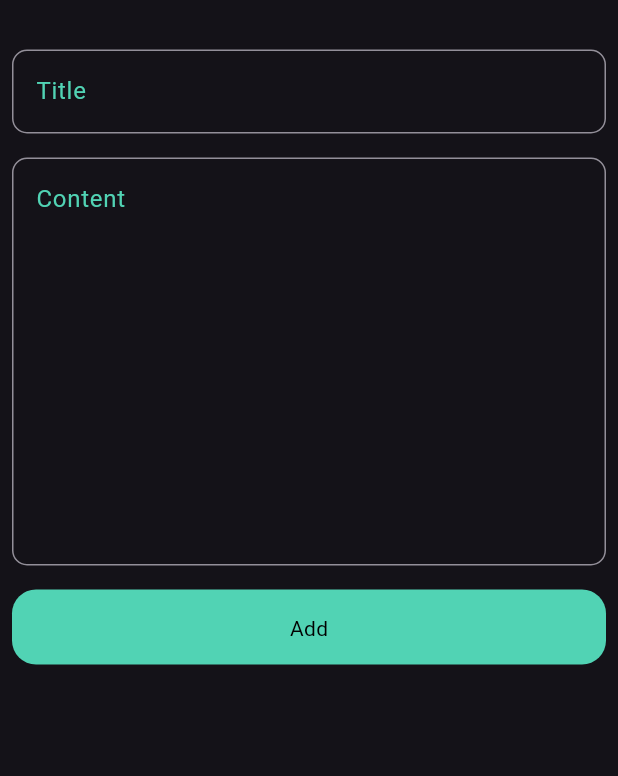
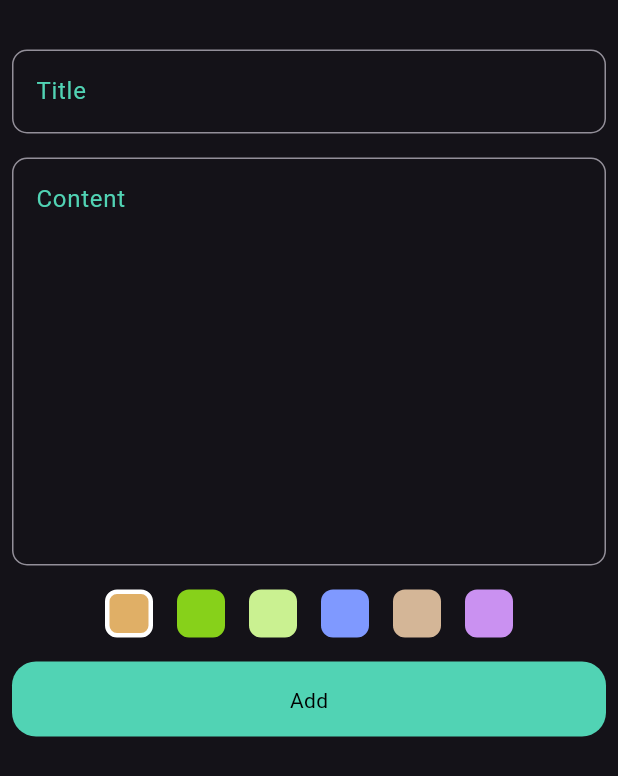
Before and after one commit to Mahmoud-Al-Ghannam/notes_app, a Flutter app: the AddNoteBottomSheetWidget widget shown alone on an empty page, opened directly, on a phone screen of 412 x 824 dp. Shown: the top 776 px of the screen. Run offline on Flutter 3.47's test engine with Material 3 defaults, Android fonts, the phone set to English and light mode, and no system bars; our stand-ins replace bloc, flutter_bloc, hive, hive_flutter; accounts and stored records are empty; statements that could not run were skipped.

Commit message:
complete add,read and delete notes

```diff
--- a/lib/constants.dart
+++ b/lib/constants.dart
@@ -1,5 +1,6 @@
 import 'dart:ui';
 
+String kNotesBox = 'notes_box';
 Color kPrimaryColor = Color(0xFF51D3B4);
 List<Color> randomColors = [
   Color(0xFFE0AF66),
--- /dev/null
+++ b/lib/cubits/add_note_cubit/add_note_state.dart
@@ -0,0 +1,13 @@
+abstract class AddNoteState {}
+
+class AddNoteInitial extends AddNoteState {}
+
+class AddNoteLoading extends AddNoteState {}
+
+class AddNoteSuccess extends AddNoteState {}
+
+class AddNoteFailure extends AddNoteState {
+  final String errorMessage;
+
+  AddNoteFailure({required this.errorMessage});
+}
--- /dev/null
+++ b/lib/cubits/get_notes_cubit/get_notes_cubit.dart
@@ -0,0 +1,14 @@
+import 'package:bloc/bloc.dart';
+import 'package:hive_flutter/adapters.dart';
+import 'package:notes_app/constants.dart';
+import 'package:notes_app/cubits/get_notes_cubit/get_notes_state.dart';
+import 'package:notes_app/models/note_model.dart';
+
+class GetNotesCubit extends Cubit<GetNotesState> {
+  GetNotesCubit() : super(GetNotesInitial());
+
+  void getNotes() {
+    var notesBox = Hive.box<NoteModel>(kNotesBox);
+    emit(GetNotesSuccess(notes: notesBox.values.toList()));
+  }
+}
--- /dev/null
+++ b/lib/cubits/get_notes_cubit/get_notes_state.dart
@@ -0,0 +1,9 @@
+import 'package:notes_app/models/note_model.dart';
+
+abstract class GetNotesState {}
+class GetNotesInitial extends GetNotesState {}
+class GetNotesSuccess extends GetNotesState {
+  final List<NoteModel> notes;
+
+  GetNotesSuccess({required this.notes});
+}
--- a/lib/models/note_model.dart
+++ b/lib/models/note_model.dart
@@ -1,3 +1,5 @@
+import 'dart:ui';
+
 import 'package:hive/hive.dart';
 
 part 'note_model.g.dart';
@@ -5,23 +7,18 @@ part 'note_model.g.dart';
 @HiveType(typeId: 0)
 class NoteModel extends HiveObject {
   @HiveField(0)
-  final String title;
+  String title;
   @HiveField(1)
-  final String content;
+  String content;
   @HiveField(2)
-  final DateTime createdAt;
+  DateTime createdAt;
+  @HiveField(3)
+  Color color;
 
   NoteModel({
     required this.title,
     required this.content,
     required this.createdAt,
+    required this.color,
   });
-
-  NoteModel copyWith({String? title, String? content, DateTime? createdAt}) {
-    return NoteModel(
-      title: title ?? this.title,
-      content: content ?? this.content,
-      createdAt: createdAt ?? this.createdAt,
-    );
-  }
 }
--- a/lib/views/edit_note_view.dart
+++ b/lib/views/edit_note_view.dart
@@ -1,5 +1,5 @@
 import 'package:flutter/material.dart';
-import 'package:notes_app/widgets/custom_text_field_widget.dart';
+import 'package:notes_app/widgets/custom_text_form_field_widget.dart';
 
 import '../widgets/custom_app_bar_widget.dart';
 
@@ -18,9 +18,9 @@ class EditNoteView extends StatelessWidget {
             SizedBox(height: 50),
             CustomAppBarWidget(title: "Edit", icon: Icons.check),
             SizedBox(height: 25),
-            CustomTextFieldWidget(label: "Title",),
+            CustomTextFormFieldWidget(label: "Title",),
             SizedBox(height: 16),
-            CustomTextFieldWidget(label: "Content",maxLines: 10,),
+            CustomTextFormFieldWidget(label: "Content",maxLines: 10,),
           ],
         ),
       ),
--- a/lib/widgets/add_note_bottom_sheet_widget.dart
+++ b/lib/widgets/add_note_bottom_sheet_widget.dart
@@ -1,29 +1,39 @@
 import 'package:flutter/material.dart';
-import 'package:notes_app/constants.dart';
+import 'package:flutter_bloc/flutter_bloc.dart';
+import 'package:notes_app/cubits/add_note_cubit/add_note_cubit.dart';
+import 'package:notes_app/cubits/add_note_cubit/add_note_state.dart';
 
-import 'custom_button_widget.dart';
-import 'custom_text_field_widget.dart';
+import '../cubits/get_notes_cubit/get_notes_cubit.dart';
+import 'add_note_form.dart';
 
 class AddNoteBottomSheetWidget extends StatelessWidget {
   const AddNoteBottomSheetWidget({super.key});
 
   @override
   Widget build(BuildContext context) {
-    return Padding(
-      padding: const EdgeInsets.all(8.0),
-      child: SingleChildScrollView(
-        child: Column(
-          children: [
-            SizedBox(height: 25),
-            CustomTextFieldWidget(label: "Title"),
-            SizedBox(height: 16),
-            CustomTextFieldWidget(label: "Content", maxLines: 10),
-            SizedBox(height: 16),
-            CustomButtonWidget(text: "Add"),
-            SizedBox(height: 16),
-          ],
-        ),
-      ),
+    return BlocConsumer<AddNoteCubit, AddNoteState>(
+      listener: (BuildContext context, Object? state) {
+        if (state is AddNoteSuccess) {
+          BlocProvider.of<GetNotesCubit>(context).getNotes();
+          Navigator.of(context).pop();
+        }
+      },
+      builder: (context, state) {
+        return AbsorbPointer(
+          absorbing: state is AddNoteLoading,
+          child: Padding(
+            padding: const EdgeInsets.all(8.0),
+            child: SingleChildScrollView(
+              child: Padding(
+                padding: EdgeInsets.only(
+                  bottom: MediaQuery.of(context).viewInsets.bottom,
+                ),
+                child: AddNoteForm(),
+              ),
+            ),
+          ),
+        );
+      },
     );
   }
 }
--- /dev/null
+++ b/lib/widgets/add_note_form.dart
@@ -0,0 +1,95 @@
+import 'package:flutter/material.dart';
+import 'package:flutter_bloc/flutter_bloc.dart';
+import 'package:notes_app/cubits/add_note_cubit/add_note_state.dart';
+import 'package:notes_app/models/note_model.dart';
+import 'package:notes_app/widgets/selectable_color_list_widget.dart';
+
+import '../constants.dart';
+import '../cubits/add_note_cubit/add_note_cubit.dart';
+import '../cubits/get_notes_cubit/get_notes_cubit.dart';
+import 'custom_button_widget.dart';
+import 'custom_text_form_field_widget.dart';
+
+class AddNoteForm extends StatefulWidget {
+  const AddNoteForm({super.key});
+
+  @override
+  State<AddNoteForm> createState() => _AddNoteFormState();
+}
+
+class _AddNoteFormState extends State<AddNoteForm> {
+  final GlobalKey<FormState> formKey = GlobalKey();
+  AutovalidateMode autovalidateMode = AutovalidateMode.disabled;
+  NoteModel note = NoteModel(
+    title: "",
+    content: "",
+    createdAt: DateTime.now(),
+    color: Colors.blue,
+  );
+
+  @override
+  Widget build(BuildContext context) {
+    return Form(
+      key: formKey,
+      autovalidateMode: autovalidateMode,
+      child: Column(
+        children: [
+          SizedBox(height: 25),
+          CustomTextFormFieldWidget(
+            label: "Title",
+            controller: TextEditingController(text: note.title),
+            validator: (value) {
+              if (value?.trim().isEmpty ?? true) {
+                return "This field is required";
+              }
+              return null;
+            },
+            onChanged: (value) {
+              note.title = value ?? "";
+            },
+          ),
+          SizedBox(height: 16),
+          CustomTextFormFieldWidget(
+            label: "Content",
+            controller: TextEditingController(text: note.content),
+            maxLines: 10,
+            validator: (value) {
+              if (value?.trim().isEmpty ?? true) {
+                return "This field is required";
+              }
+              return null;
+            },
+            onChanged: (value) {
+              note.content = value ?? "";
+            },
+          ),
+          SizedBox(height: 16),
+          SelectableColorListWidget(
+            colors: randomColors,
+            onSelected: (index, color) {
+              note.color = color;
+            },
+          ),
+          SizedBox(height: 16),
+          BlocBuilder<AddNoteCubit, AddNoteState>(
+            builder: (BuildContext context, state) {
+              return CustomButtonWidget(
+                isLoading: state is AddNoteLoading,
+                text: "Add",
+                onTap: () {
+                  if (formKey.currentState!.validate()) {
+                    note.createdAt = DateTime.now();
+                    BlocProvider.of<AddNoteCubit>(context).addNote(note);
+                  } else {
+                    autovalidateMode = AutovalidateMode.always;
+                  }
+                },
+              );
+            },
+          ),
+          SizedBox(height: 16),
+        ],
+      ),
+    );
+  }
+}
--- /dev/null
+++ b/lib/widgets/color_chip_widget.dart
@@ -0,0 +1,25 @@
+import 'package:flutter/material.dart';
+
+class ColorChipWidget extends StatelessWidget {
+  final Color color;
+  final bool selected;
+
+  const ColorChipWidget({
+    super.key,
+    required this.color,
+    this.selected = false,
+  });
+
+  @override
+  Widget build(BuildContext context) {
+    return Container(
+      width: 32,
+      height: 32,
+      decoration: BoxDecoration(
+        color: color,
+        borderRadius: BorderRadius.circular(8),
+        border: selected ? BoxBorder.all(color: Colors.white, width: 3) : null,
+      ),
+    );
+  }
+}
--- a/lib/widgets/custom_button_widget.dart
+++ b/lib/widgets/custom_button_widget.dart
@@ -4,9 +4,15 @@ import '../constants.dart';
 
 class CustomButtonWidget extends StatelessWidget {
   final String text;
+  final bool isLoading;
   final void Function()? onTap;
 
-  const CustomButtonWidget({super.key, required this.text, this.onTap});
+  const CustomButtonWidget({
+    super.key,
+    required this.text,
+    this.onTap,
+    this.isLoading = false,
+  });
 
   @override
   Widget build(BuildContext context) {
@@ -21,7 +27,13 @@ class CustomButtonWidget extends StatelessWidget {
           color: kPrimaryColor,
         ),
         child: Center(
-          child: Text(text, style: TextStyle(color: Colors.black)),
+          child: isLoading
+              ? SizedBox(
+                  height: 20,
+                  width: 20,
+                  child: CircularProgressIndicator(color: Colors.black,),
+                )
+              : Text(text, style: TextStyle(color: Colors.black)),
         ),
       ),
     );
--- a/lib/widgets/custom_text_field_widget.dart
+++ b/lib/widgets/custom_text_form_field_widget.dart
@@ -1,7 +1,7 @@
 import 'package:flutter/material.dart';
 import 'package:notes_app/constants.dart';
 
-class CustomTextFieldWidget extends StatelessWidget {
+class CustomTextFormFieldWidget extends StatelessWidget {
   final Color? color;
   TextEditingController? controller;
   final bool obscure;
@@ -11,8 +11,10 @@ class CustomTextFieldWidget extends StatelessWidget {
   final int? maxLines, minLines;
   final bool enabled, readOnly;
   final void Function(String)? onSubmitted, onChanged, onUnfocus;
+  final void Function(String?)? onSaved;
+  final String? Function(String?)? validator;
 
-  CustomTextFieldWidget({
+  CustomTextFormFieldWidget({
     super.key,
     this.controller,
     this.obscure = false,
@@ -28,6 +30,7 @@ class CustomTextFieldWidget extends StatelessWidget {
     this.onUnfocus,
     this.enabled = true,
     this.readOnly = false,
+    this.onSaved, this.validator,
   });
 
   @override
@@ -43,7 +46,8 @@ class CustomTextFieldWidget extends StatelessWidget {
 
     return Container(
       color: color,
-      child: TextField(
+      child: TextFormField(
+        validator: validator,
         readOnly: readOnly,
         enabled: enabled,
         minLines: minLines,
@@ -51,8 +55,8 @@ class CustomTextFieldWidget extends StatelessWidget {
         controller: controller,
         focusNode: focusNode,
         obscureText: obscure,
-        onSubmitted: onSubmitted,
         onChanged: onChanged,
+        onSaved: onSaved,
         decoration: InputDecoration(
           labelText: label,
           alignLabelWithHint: true,
--- a/lib/widgets/note_widget.dart
+++ b/lib/widgets/note_widget.dart
@@ -6,7 +6,6 @@ import 'package:notes_app/models/note_model.dart';
 
 class NoteWidget extends StatelessWidget {
   final NoteModel note;
-  final Color color;
   final void Function()? onDeleteIconTap, onTap;
 
   const NoteWidget({
@@ -14,7 +13,6 @@ class NoteWidget extends StatelessWidget {
     required this.note,
     this.onDeleteIconTap,
     this.onTap,
-    required this.color,
   });
 
   @override
@@ -22,7 +20,7 @@ class NoteWidget extends StatelessWidget {
     return InkWell(
       onTap: onTap,
       child: Card(
-        color: color,
+        color: note.color,
         child: Padding(
           padding: const EdgeInsets.all(24),
           child: Column(
--- /dev/null
+++ b/lib/widgets/selectable_color_list_widget.dart
@@ -0,0 +1,58 @@
+import 'package:flutter/material.dart';
+import 'package:notes_app/widgets/color_chip_widget.dart';
+
+class SelectableColorListWidget extends StatefulWidget {
+  final int initialSelectedIndex;
+  final List<Color> colors;
+  final void Function(int, Color)? onSelected;
+
+  const SelectableColorListWidget({
+    super.key,
+    this.initialSelectedIndex = 0,
+    required this.colors,
+    this.onSelected,
+  });
+
+  @override
+  State<SelectableColorListWidget> createState() =>
+      _SelectableColorListWidgetState();
+}
+
+class _SelectableColorListWidgetState extends State<SelectableColorListWidget> {
+  late int selectedIndex;
+
+  @override
+  void initState() {
+    super.initState();
+    selectedIndex = widget.initialSelectedIndex;
+  }
+
+  @override
+  Widget build(BuildContext context) {
+    return SizedBox(
+      height: 32,
+      child: ListView(
+        shrinkWrap: true,
+        scrollDirection: Axis.horizontal,
+        children: List<Widget>.generate(widget.colors.length, (index) {
+          return Padding(
+            padding: const EdgeInsets.symmetric(horizontal: 8.0),
+            child: GestureDetector(
+              onTap: () {
+                selectedIndex = index;
+                widget.onSelected?.call(index, widget.colors[index]);
+                setState(() {});
+              },
+              child: IntrinsicHeight(
+                child: ColorChipWidget(
+                  color: widget.colors[index],
+                  selected: index == selectedIndex,
+                ),
+              ),
+            ),
+          );
+        }),
+      ),
+    );
+  }
+}
--- a/pubspec.yaml
+++ b/pubspec.yaml
@@ -37,6 +37,9 @@ dependencies:
   hive: ^2.2.3
   hive_flutter: ^1.1.0
   hive_generator: ^2.0.1
+  bloc: ^9.0.0
+  provider: ^6.1.5+1
+  flutter_bloc: ^9.1.1
 
 dev_dependencies:
   flutter_test:
```
Also changed, not shown: lib/cubits/add_note_cubit/add_note_cubit.dart (added, +21 -0 lines), lib/cubits/simple_bloc_observer.dart (added, +28 -0 lines), lib/main.dart (+24 -2 lines), lib/models/color_adapter.dart (added, +18 -0 lines), lib/views/notes_view.dart (+28 -9 lines), lib/models/note_model.g.dart, pubspec.lock.
